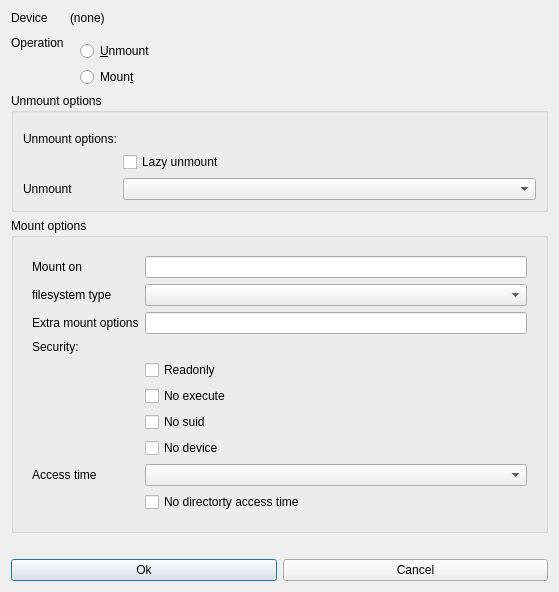
Old version of the form ui/mount.ui in the repository iddekingej/blgui.
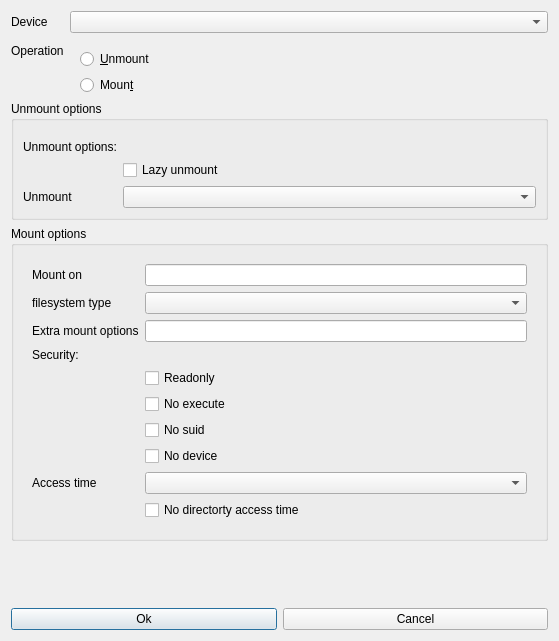
New version of the form.

Commit message: * Make mounted device selectable  and when device tab not selected=>empty device

Patch:
```diff
--- a/ui/mount.ui
+++ b/ui/mount.ui
@@ -7,7 +7,7 @@
     <x>0</x>
     <y>0</y>
     <width>559</width>
-    <height>592</height>
+    <height>641</height>
    </rect>
   </property>
   <property name="windowTitle">
@@ -23,13 +23,6 @@
        </property>
       </widget>
      </item>
-     <item row="0" column="1">
-      <widget class="QLabel" name="deviceName">
-       <property name="text">
-        <string>(none)</string>
-       </property>
-      </widget>
-     </item>
      <item row="1" column="1">
       <layout class="QVBoxLayout" name="verticalLayout_3">
        <property name="leftMargin">
@@ -61,6 +54,9 @@
        </property>
       </widget>
      </item>
+     <item row="0" column="1">
+      <widget class="QComboBox" name="mountDevice"/>
+     </item>
     </layout>
    </item>
    <item>
```
The commit also changes 4 other files.
